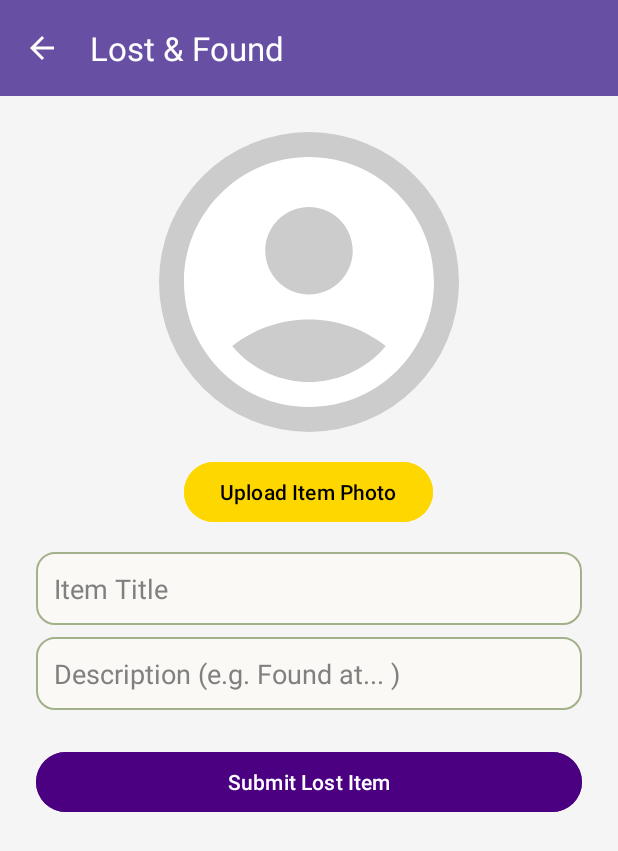
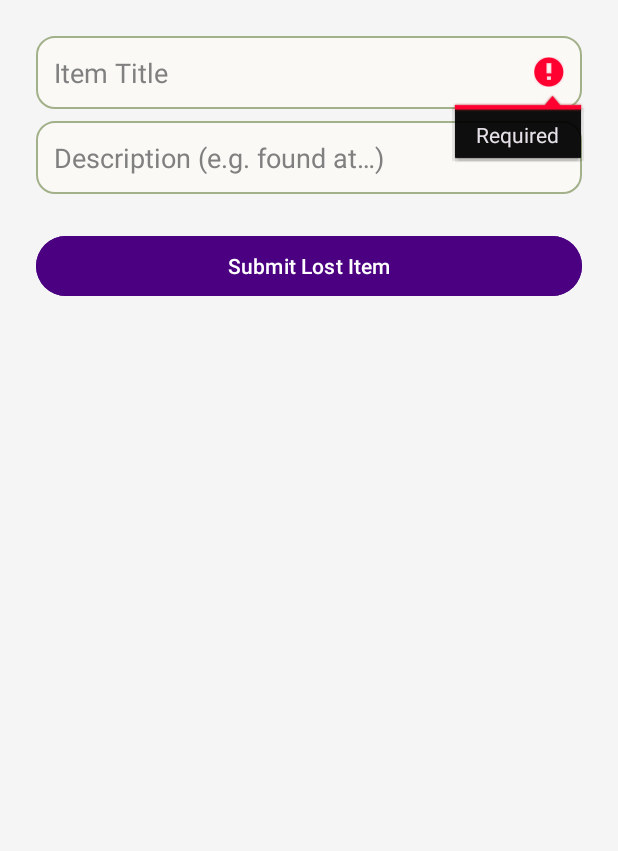
Before and after one commit to syeracantik/CampusBuddy, an Android app: the LostFoundActivity screen opened directly, with no data from a screen before it, after a tap on "Submit Lost Item", on a phone screen of 412 x 824 dp. Shown: the top 851 px of the screen. Run offline under Robolectric (Android 15) with nearby library versions, the phone set to English and light mode, and no system bars; our stand-ins replace Firebase (no records; nobody signed in at launch, a user with empty details on screens opened directly).

Commit message:
Initial commit

```diff
--- a/app/src/main/AndroidManifest.xml
+++ b/app/src/main/AndroidManifest.xml
@@ -2,6 +2,7 @@
 <manifest xmlns:android="http://schemas.android.com/apk/res/android">
 
     <uses-permission android:name="android.permission.POST_NOTIFICATIONS" />
+    <uses-permission android:name="android.permission.INTERNET"/>
 
     <application
         android:allowBackup="true"
--- a/app/src/main/java/com/groupprojek/campusbuddy/LostFoundActivity.java
+++ b/app/src/main/java/com/groupprojek/campusbuddy/LostFoundActivity.java
@@ -16,130 +16,103 @@ import java.io.IOException;
 import java.text.SimpleDateFormat;
 import java.util.ArrayList;
 import java.util.Date;
+import com.google.firebase.auth.FirebaseAuth;
+import com.google.firebase.firestore.*;
+import java.util.*;
+import android.text.TextUtils;
+import android.widget.Button;
+import android.widget.EditText;
+import android.widget.Toast;
 
-public class LostFoundActivity extends BaseActivity {
+import androidx.annotation.Nullable;
+import androidx.appcompat.app.AppCompatActivity;
 
-    ImageView imgLostItem;
-    Button btnChangePhoto, btnSubmit;
-    EditText etItemTitle, etItemDescription;
-    RecyclerView recyclerView;
+public class LostFoundActivity extends AppCompatActivity {
 
-    Uri photoUri;
-    File photoFile;
+    private EditText etTitle, etDesc;
+    private Button   btnSubmit;
+    private LostFoundAdapter adapter;
 
-    LostFoundDBHelper dbHelper;
-    LostFoundAdapter adapter;
-    ArrayList<LostFoundModel> list;
+    // ---------- Firebase ----------
+    private FirebaseFirestore db;
+    private CollectionReference lostFoundCol;
+    private FirebaseAuth auth;
 
     @Override
-    protected int getLayoutResId() {
-        return R.layout.activity_lostfound;
+    protected void onCreate(@Nullable Bundle savedInstanceState) {
+        super.onCreate(savedInstanceState);
+        setContentView(R.layout.activity_lostfound);
+
+        // ----- View binding -----
+        etTitle   = findViewById(R.id.etItemTitle);
+        etDesc    = findViewById(R.id.etItemDescription);
+        btnSubmit = findViewById(R.id.btnSubmitLostItem);
+        RecyclerView rv = findViewById(R.id.recyclerLostFound);
+
+        // ----- Firebase init -----
+        db          = FirebaseFirestore.getInstance();
+        lostFoundCol= db.collection("lostFound");
+        auth        = FirebaseAuth.getInstance();  // perlu jika guna Auth rules
+
+        // ----- RecyclerView -----
+        adapter = new LostFoundAdapter();
+        rv.setLayoutManager(new LinearLayoutManager(this));
+        rv.setAdapter(adapter);
+
+        // ----- Realtime listener -----
+        lostFoundCol.orderBy("timestamp", Query.Direction.DESCENDING)
+                .addSnapshotListener(this, (snap, err) -> {
+                    if (err != null || snap == null) return;
+
+                    List<LostFoundModel> list = new ArrayList<>();
+                    for (DocumentSnapshot doc : snap.getDocuments()) {
+                        LostFoundModel m = doc.toObject(LostFoundModel.class);
+                        if (m != null) {
+                            // Tambah ID dokumen (tidak auto‑map)
+                            list.add(new LostFoundModel(
+                                    doc.getId(),
+                                    m.getItemName(),
+                                    m.getDescription(),
+                                    m.getStatus(),
+                                    m.getTimestamp()));
+                        }
+                    }
+                    adapter.submit(list);
+                });
+
+        // ----- Submit button -----
+        btnSubmit.setOnClickListener(v -> saveLostItem());
     }
 
-    @Override
-    protected void initViews() {
-        setToolbarTitle("Lost & Found");
-
-        imgLostItem = findViewById(R.id.imgLostItem);
-        btnChangePhoto = findViewById(R.id.btnChangePhotoLost);
-        btnSubmit = findViewById(R.id.btnSubmitLostItem);
-        etItemTitle = findViewById(R.id.etItemTitle);
-        etItemDescription = findViewById(R.id.etItemDescription);
-        recyclerView = findViewById(R.id.recyclerLostFound);
-
-        dbHelper = new LostFoundDBHelper(this);
-
-        recyclerView.setLayoutManager(new LinearLayoutManager(this));
-        loadData();
-
-        btnChangePhoto.setOnClickListener(v -> showImagePickerOptions());
-        btnSubmit.setOnClickListener(v -> submitLostItem());
-    }
-
-    private void showImagePickerOptions() {
-        String[] options = {"Take Photo", "Choose from Gallery"};
-        new androidx.appcompat.app.AlertDialog.Builder(this)
-                .setTitle("Select Image")
-                .setItems(options, (dialog, which) -> {
-                    if (which == 0) openCamera();
-                    else openGallery();
-                })
-                .show();
-    }
-
-    private void openCamera() {
-        try {
-            photoFile = createImageFile();
-            photoUri = FileProvider.getUriForFile(
-                    this,
-                    getPackageName() + ".provider",
-                    photoFile
-            );
-
-            Intent intent = new Intent(MediaStore.ACTION_IMAGE_CAPTURE);
-            intent.putExtra(MediaStore.EXTRA_OUTPUT, photoUri);
-            cameraLauncher.launch(intent);
-
-        } catch (IOException e) {
-            e.printStackTrace();
-            Toast.makeText(this, "Failed to create image file", Toast.LENGTH_SHORT).show();
-        }
-    }
-
-    private File createImageFile() throws IOException {
-        String timeStamp = new SimpleDateFormat("yyyyMMdd_HHmmss").format(new Date());
-        String imageFileName = "LOST_" + timeStamp;
-        File storageDir = getExternalFilesDir(null);
-        return File.createTempFile(imageFileName, ".jpg", storageDir);
-    }
-
-    private void openGallery() {
-        Intent intent = new Intent(Intent.ACTION_PICK, MediaStore.Images.Media.EXTERNAL_CONTENT_URI);
-        galleryLauncher.launch(intent);
-    }
-
-    private final ActivityResultLauncher<Intent> cameraLauncher =
-            registerForActivityResult(new ActivityResultContracts.StartActivityForResult(),
-                    result -> {
-                        if (result.getResultCode() == RESULT_OK) {
-                            imgLostItem.setImageURI(photoUri);
-                        }
-                    });
-
-    private final ActivityResultLauncher<Intent> galleryLauncher =
-            registerForActivityResult(new ActivityResultContracts.StartActivityForResult(),
-                    result -> {
-                        if (result.getResultCode() == RESULT_OK && result.getData() != null) {
-                            photoUri = result.getData().getData();
-                            imgLostItem.setImageURI(photoUri);
-                        }
-                    });
-
-    private void submitLostItem() {
-        String title = etItemTitle.getText().toString().trim();
-        String description = etItemDescription.getText().toString().trim();
-
-        if (title.isEmpty() || description.isEmpty()) {
-            Toast.makeText(this, "Please fill in all fields", Toast.LENGTH_SHORT).show();
+    private void saveLostItem() {
+        // *Jika* rules create memerlukan login, pastikan user ada:
+        if (auth.getCurrentUser() == null) {
+            Toast.makeText(this, "Sila log masuk dahulu", Toast.LENGTH_SHORT).show();
             return;
         }
 
-        String imagePath = (photoUri != null) ? photoUri.toString() : "";
+        // Dapatkan input
+        String title = etTitle.getText().toString().trim();
+        String desc  = etDesc .getText().toString().trim();
 
-        dbHelper.addItem(title, description, imagePath);
-        Toast.makeText(this, "Item saved!", Toast.LENGTH_SHORT).show();
+        if (TextUtils.isEmpty(title)) {
+            etTitle.setError("Required");
+            return;
+        }
 
-        etItemTitle.setText("");
-        etItemDescription.setText("");
-        imgLostItem.setImageResource(R.drawable.ic_upload);
-        photoUri = null;
+        Map<String, Object> data = new HashMap<>();
+        data.put("itemName",   title);
+        data.put("description",desc);
+        data.put("status",     "lost");
+        data.put("timestamp",  System.currentTimeMillis());
 
-        loadData();
-    }
-
-    private void loadData() {
-        list = dbHelper.getAllItems();
-        adapter = new LostFoundAdapter(this, list);
-        recyclerView.setAdapter(adapter);
+        lostFoundCol.add(data)
+                .addOnSuccessListener(doc -> {
+                    Toast.makeText(this, "Item added", Toast.LENGTH_SHORT).show();
+                    etTitle.setText("");
+                    etDesc .setText("");
+                })
+                .addOnFailureListener(e ->
+                        Toast.makeText(this, "Error: "+e.getMessage(), Toast.LENGTH_SHORT).show());
     }
 }
--- a/app/src/main/java/com/groupprojek/campusbuddy/LostFoundAdapter.java
+++ b/app/src/main/java/com/groupprojek/campusbuddy/LostFoundAdapter.java
@@ -12,48 +12,48 @@ import androidx.recyclerview.widget.RecyclerView;
 
 import java.util.ArrayList;
 
+import androidx.annotation.NonNull;
+import java.util.List;
+
 public class LostFoundAdapter extends RecyclerView.Adapter<LostFoundAdapter.ViewHolder> {
 
-    Context context;
-    ArrayList<LostFoundModel> list;
+    private final List<LostFoundModel> items = new ArrayList<>();
 
-    public LostFoundAdapter(Context context, ArrayList<LostFoundModel> list) {
-        this.context = context;
-        this.list = list;
+    // ---------- ViewHolder ----------
+    static class ViewHolder extends RecyclerView.ViewHolder {
+        TextView tvItemTitle, tvItemDesc;
+
+        ViewHolder(View v) {
+            super(v);
+            tvItemTitle = v.findViewById(R.id.tvItemTitle);
+            tvItemDesc  = v.findViewById(R.id.tvItemDesc);
+        }
+    }
+
+    // ---------- Public helper ----------
+    public void submit(List<LostFoundModel> list) {
+        items.clear();
+        items.addAll(list);
+        notifyDataSetChanged();
+    }
+
+    // ---------- Adapter overrides ----------
+    @NonNull
+    @Override
+    public ViewHolder onCreateViewHolder(@NonNull ViewGroup parent, int viewType) {
+        View v = LayoutInflater.from(parent.getContext())
+                .inflate(R.layout.lostfound_item, parent, false);   // ← nama layout awak
+        return new ViewHolder(v);
     }
 
     @Override
-    public ViewHolder onCreateViewHolder(ViewGroup parent, int viewType) {
-        View view = LayoutInflater.from(context).inflate(R.layout.lostfound_item, parent, false);
-        return new ViewHolder(view);
+    public void onBindViewHolder(@NonNull ViewHolder h, int position) {
+        LostFoundModel m = items.get(position);
+
+        h.tvItemTitle.setText(m.getItemName());
+        h.tvItemDesc .setText(m.getDescription());
     }
 
     @Override
-    public void onBindViewHolder(ViewHolder holder, int pos) {
-        LostFoundModel item = list.get(pos);
-        holder.tvTitle.setText(item.getTitle());
-        holder.tvDesc.setText(item.getDescription());
-        if (!item.getImageUri().isEmpty()) {
-            holder.imgItem.setImageURI(Uri.parse(item.getImageUri()));
-        } else {
-            holder.imgItem.setImageResource(R.drawable.ic_upload);
-        }
-    }
-
-    @Override
-    public int getItemCount() {
-        return list.size();
-    }
-
-    static class ViewHolder extends RecyclerView.ViewHolder {
-        ImageView imgItem;
-        TextView tvTitle, tvDesc;
-
-        public ViewHolder(View itemView) {
-            super(itemView);
-            imgItem = itemView.findViewById(R.id.imgItem);
-            tvTitle = itemView.findViewById(R.id.tvItemTitle);
-            tvDesc = itemView.findViewById(R.id.tvItemDesc);
-        }
-    }
+    public int getItemCount() { return items.size(); }
 }
--- a/app/src/main/java/com/groupprojek/campusbuddy/LostFoundDBHelper.java
+++ /dev/null
@@ -1,68 +0,0 @@
-package com.groupprojek.campusbuddy;
-
-import android.content.ContentValues;
-import android.content.Context;
-import android.database.Cursor;
-import android.database.sqlite.SQLiteDatabase;
-import android.database.sqlite.SQLiteOpenHelper;
-
-import java.util.ArrayList;
-
-public class LostFoundDBHelper extends SQLiteOpenHelper {
-    private static final String DB_NAME = "lostfound.db";
-    private static final int DB_VERSION = 1;
-
-    private static final String TABLE_NAME = "items";
-    private static final String COL_ID = "id";
-    private static final String COL_TITLE = "title";
-    private static final String COL_DESC = "description";
-    private static final String COL_IMAGE = "image";
-
-    public LostFoundDBHelper(Context context) {
-        super(context, DB_NAME, null, DB_VERSION);
-    }
-
-    @Override
-    public void onCreate(SQLiteDatabase db) {
-        String sql = "CREATE TABLE " + TABLE_NAME + "("
-                + COL_ID + " INTEGER PRIMARY KEY AUTOINCREMENT,"
-                + COL_TITLE + " TEXT,"
-                + COL_DESC + " TEXT,"
-                + COL_IMAGE + " TEXT)";
-        db.execSQL(sql);
-    }
-
-    @Override
-    public void onUpgrade(SQLiteDatabase db, int oldV, int newV) {
-        db.execSQL("DROP TABLE IF EXISTS " + TABLE_NAME);
-        onCreate(db);
-    }
-
-    public void addItem(String title, String desc, String image) {
-        SQLiteDatabase db = this.getWritableDatabase();
-        ContentValues cv = new ContentValues();
-        cv.put(COL_TITLE, title);
-        cv.put(COL_DESC, desc);
-        cv.put(COL_IMAGE, image);
-        db.insert(TABLE_NAME, null, cv);
-        db.close();
-    }
-
-    public ArrayList<LostFoundModel> getAllItems() {
-        ArrayList<LostFoundModel> list = new ArrayList<>();
-        SQLiteDatabase db = this.getReadableDatabase();
-        Cursor cursor = db.rawQuery("SELECT * FROM " + TABLE_NAME + " ORDER BY id DESC", null);
-        if (cursor.moveToFirst()) {
-            do {
-                list.add(new LostFoundModel(
-                        cursor.getInt(0),
-                        cursor.getString(1),
-                        cursor.getString(2),
-                        cursor.getString(3)
-                ));
-            } while (cursor.moveToNext());
-        }
-        cursor.close();
-        return list;
-    }
-}
--- a/app/src/main/res/layout/activity_lostfound.xml
+++ b/app/src/main/res/layout/activity_lostfound.xml
@@ -1,31 +1,16 @@
+<?xml version="1.0" encoding="utf-8"?>
+<ScrollView xmlns:android="http://schemas.android.com/apk/res/android"
+    android:fillViewport="true"
+    android:layout_width="match_parent"
+    android:layout_height="match_parent"
+    android:background="#F5F5F5">
+
     <LinearLayout
-    xmlns:android="http://schemas.android.com/apk/res/android"
         android:orientation="vertical"
         android:padding="24dp"
         android:gravity="center_horizontal"
         android:layout_width="match_parent"
-    android:layout_height="match_parent"
-    android:background="#F5F5F5">
-
-    <!-- Image -->
-    <ImageView
-        android:id="@+id/imgLostItem"
-        android:layout_width="200dp"
-        android:layout_height="200dp"
-        android:layout_marginBottom="16dp"
-        android:src="@drawable/ic_upload"
-        android:background="@drawable/rounded_image"
-        android:scaleType="centerCrop"/>
-
-    <!-- Button -->
-    <Button
-        android:id="@+id/btnChangePhotoLost"
-        android:layout_width="wrap_content"
-        android:layout_height="wrap_content"
-        android:text="Upload Item Photo"
-        android:textColor="#000000"
-        android:backgroundTint="#FFD700"
-        android:layout_marginBottom="16dp"/>
+        android:layout_height="wrap_content">
 
         <!-- Item Title -->
         <EditText
@@ -44,7 +29,7 @@
             android:id="@+id/etItemDescription"
             android:layout_width="match_parent"
             android:layout_height="wrap_content"
-        android:hint="Description (e.g. Found at... )"
+            android:hint="Description (e.g. found at…)"
             android:background="@drawable/rounded_edittext"
             android:padding="12dp"
             android:textColor="#000000"
@@ -60,11 +45,11 @@
             android:backgroundTint="#4B0082"
             android:layout_marginTop="24dp"/>
 
-    <!-- 📝 RecyclerView -->
+        <!-- RecyclerView (list) -->
         <androidx.recyclerview.widget.RecyclerView
             android:id="@+id/recyclerLostFound"
             android:layout_width="match_parent"
-        android:layout_height="0dp"
-        android:layout_weight="1"
-        android:paddingTop="16dp"/>
+            android:layout_height="match_parent"
+            android:layout_marginTop="16dp"/>
     </LinearLayout>
+</ScrollView>
--- a/app/src/main/res/layout/activity_main.xml
+++ b/app/src/main/res/layout/activity_main.xml
@@ -88,7 +88,7 @@
             android:layout_marginBottom="16dp"
             android:elevation="6dp"
             app:cardCornerRadius="16dp"
-            app:cardBackgroundColor="#FFD700">
+            app:cardBackgroundColor="#4B0082">
 
             <com.google.android.material.button.MaterialButton
                 android:id="@+id/btnOpenMap"
@@ -96,7 +96,7 @@
                 android:layout_height="wrap_content"
                 android:text="🗺️ Open Campus Map"
                 android:backgroundTint="@android:color/transparent"
-                android:textColor="#000000"
+                android:textColor="#FFFFFF"
                 android:padding="12dp" />
         </androidx.cardview.widget.CardView>
 
```
Also changed, not shown: app/build.gradle (+18 -11 lines), app/src/main/java/com/groupprojek/campusbuddy/LostFoundModel.java (+54 -10 lines), app/src/main/res/layout/lostfound_item.xml (+14 -21 lines). Lines whose indentation alone changed are shown as unchanged.
